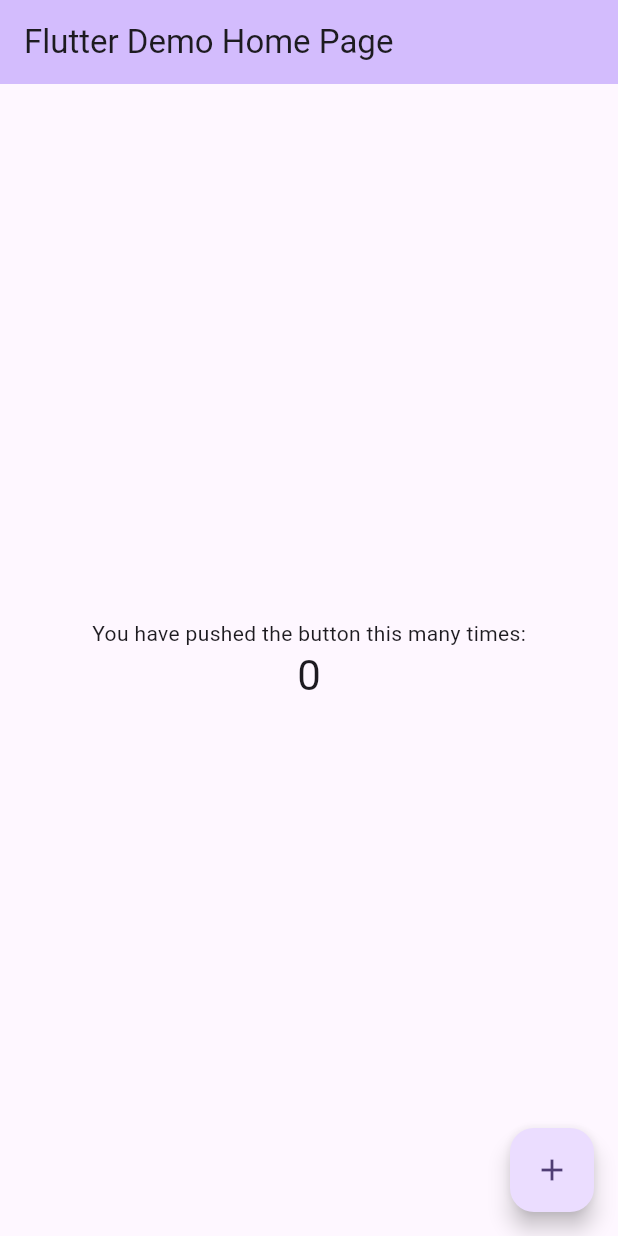
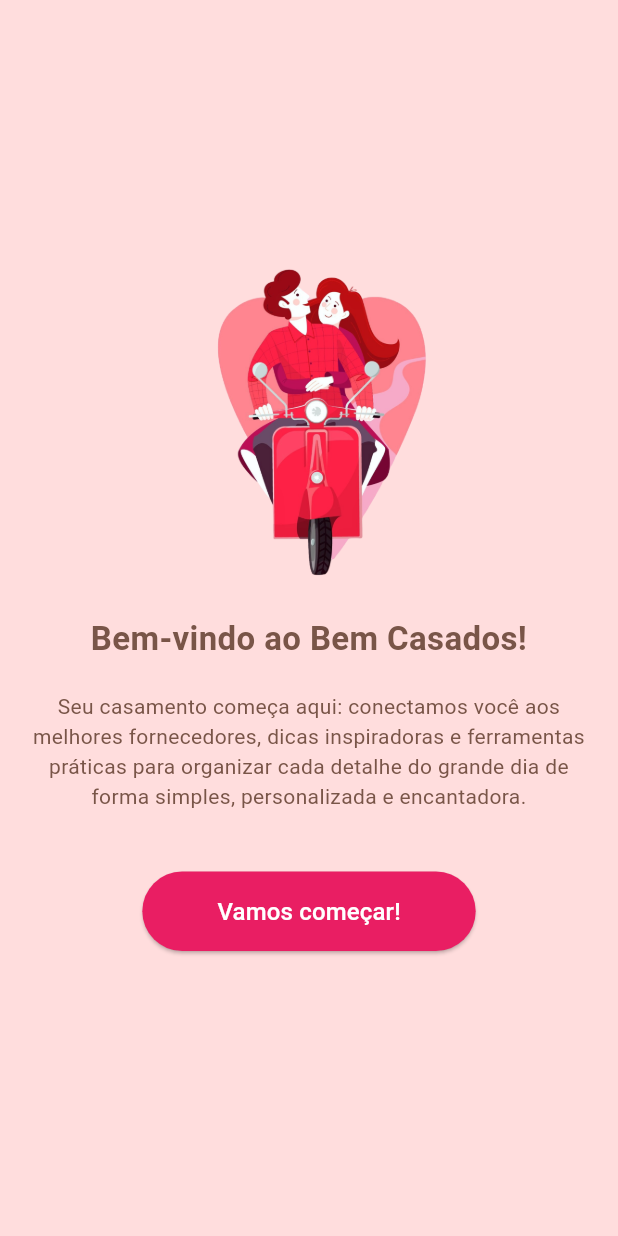
Before and after one commit to luisesales/BemCasados, a Flutter app: the screen it shows after launch, on a phone screen of 412 x 824 dp. Run offline on Flutter 3.47's test engine with Material 3 defaults, Android fonts, the phone set to English and light mode, and no system bars.

Commit message:
Splash incial e Tela de Bem-vindo

```diff
--- a/lib/main.dart
+++ b/lib/main.dart
@@ -1,125 +1,118 @@
 import 'package:flutter/material.dart';
+import 'dart:async';
 
 void main() {
-  runApp(const MyApp());
+  runApp(MyApp());
 }
 
 class MyApp extends StatelessWidget {
-  const MyApp({super.key});
-
-  // This widget is the root of your application.
   @override
   Widget build(BuildContext context) {
     return MaterialApp(
-      title: 'Flutter Demo',
+      title: 'Meu Casório Club',
       theme: ThemeData(
-        // This is the theme of your application.
-        //
-        // TRY THIS: Try running your application with "flutter run". You'll see
-        // the application has a purple toolbar. Then, without quitting the app,
-        // try changing the seedColor in the colorScheme below to Colors.green
-        // and then invoke "hot reload" (save your changes or press the "hot
-        // reload" button in a Flutter-supported IDE, or press "r" if you used
-        // the command line to start the app).
-        //
-        // Notice that the counter didn't reset back to zero; the application
-        // state is not lost during the reload. To reset the state, use hot
-        // restart instead.
-        //
-        // This works for code too, not just values: Most code changes can be
-        // tested with just a hot reload.
-        colorScheme: ColorScheme.fromSeed(seedColor: Colors.deepPurple),
-        useMaterial3: true,
+        primarySwatch: Colors.pink,
       ),
-      home: const MyHomePage(title: 'Flutter Demo Home Page'),
+      home: SplashScreen(),
     );
   }
 }
 
-class MyHomePage extends StatefulWidget {
-  const MyHomePage({super.key, required this.title});
-
-  // This widget is the home page of your application. It is stateful, meaning
-  // that it has a State object (defined below) that contains fields that affect
-  // how it looks.
-
-  // This class is the configuration for the state. It holds the values (in this
-  // case the title) provided by the parent (in this case the App widget) and
-  // used by the build method of the State. Fields in a Widget subclass are
-  // always marked "final".
-
-  final String title;
-
+class SplashScreen extends StatefulWidget {
   @override
-  State<MyHomePage> createState() => _MyHomePageState();
+  _SplashScreenState createState() => _SplashScreenState();
 }
 
-class _MyHomePageState extends State<MyHomePage> {
-  int _counter = 0;
-
-  void _incrementCounter() {
-    setState(() {
-      // This call to setState tells the Flutter framework that something has
-      // changed in this State, which causes it to rerun the build method below
-      // so that the display can reflect the updated values. If we changed
-      // _counter without calling setState(), then the build method would not be
-      // called again, and so nothing would appear to happen.
-      _counter++;
+class _SplashScreenState extends State<SplashScreen> {
+  @override
+  void initState() {
+    super.initState();
+    Timer(Duration(seconds: 3), () {
+      Navigator.of(context).pushReplacement(
+        MaterialPageRoute(
+          builder: (context) => WelcomeScreen(),
+        ),
+      );
     });
   }
 
   @override
   Widget build(BuildContext context) {
-    // This method is rerun every time setState is called, for instance as done
-    // by the _incrementCounter method above.
-    //
-    // The Flutter framework has been optimized to make rerunning build methods
-    // fast, so that you can just rebuild anything that needs updating rather
-    // than having to individually change instances of widgets.
     return Scaffold(
-      appBar: AppBar(
-        // TRY THIS: Try changing the color here to a specific color (to
-        // Colors.amber, perhaps?) and trigger a hot reload to see the AppBar
-        // change color while the other colors stay the same.
-        backgroundColor: Theme.of(context).colorScheme.inversePrimary,
-        // Here we take the value from the MyHomePage object that was created by
-        // the App.build method, and use it to set our appbar title.
-        title: Text(widget.title),
+      backgroundColor:
+          Color(0xFFD51D48), // Atualizei a cor de fundo para #D51D48
+      body: Center(
+        child: Text(
+          'MEU CASÓRIO CLUB\nDeixa com a gente!',
+          textAlign: TextAlign.center,
+          style: TextStyle(
+            fontSize: 20, // Diminuí o tamanho da fonte
+            color: Colors.white,
+            fontWeight: FontWeight.bold,
+          ),
+        ),
       ),
-      body: Center(
-        // Center is a layout widget. It takes a single child and positions it
-        // in the middle of the parent.
+    );
+  }
+}
+
+class WelcomeScreen extends StatelessWidget {
+  @override
+  Widget build(BuildContext context) {
+    return Scaffold(
+      backgroundColor:
+          Color(0xFFFFDDDD), // Atualizei a cor de fundo para #FFDDDD
+      body: Padding(
+        padding: const EdgeInsets.all(16.0),
         child: Column(
-          // Column is also a layout widget. It takes a list of children and
-          // arranges them vertically. By default, it sizes itself to fit its
-          // children horizontally, and tries to be as tall as its parent.
-          //
-          // Column has various properties to control how it sizes itself and
-          // how it positions its children. Here we use mainAxisAlignment to
-          // center the children vertically; the main axis here is the vertical
-          // axis because Columns are vertical (the cross axis would be
-          // horizontal).
-          //
-          // TRY THIS: Invoke "debug painting" (choose the "Toggle Debug Paint"
-          // action in the IDE, or press "p" in the console), to see the
-          // wireframe for each widget.
           mainAxisAlignment: MainAxisAlignment.center,
           children: <Widget>[
-            const Text(
-              'You have pushed the button this many times:',
+            // Adicione a imagem do casal na moto aqui
+            Image.asset(
+              'assets/images/casal_na_moto.png',
+              height: 220, // Aumentei o tamanho da imagem
             ),
+            SizedBox(height: 20),
             Text(
-              '$_counter',
-              style: Theme.of(context).textTheme.headlineMedium,
+              'Bem-vindo ao Bem Casados!',
+              style: TextStyle(
+                fontSize: 22, // Diminuí o tamanho da fonte
+                fontWeight: FontWeight.bold,
+                color: Colors.brown,
+              ),
+              textAlign: TextAlign.center,
             ),
+            SizedBox(height: 20),
+            Text(
+              'Seu casamento começa aqui: conectamos você aos melhores fornecedores, dicas inspiradoras e ferramentas práticas para organizar cada detalhe do grande dia de forma simples, personalizada e encantadora.',
+              style: TextStyle(
+                fontSize: 14, // Diminuí o tamanho da fonte
+                color: Colors.brown,
+              ),
+              textAlign: TextAlign.center,
+            ),
+            SizedBox(height: 40),
+            ElevatedButton(
+              onPressed: () {
+                // Navegar para a tela de introdução
+              },
+              style: ElevatedButton.styleFrom(
+                backgroundColor: Colors.pink, // Cor do botão
+                padding: EdgeInsets.symmetric(horizontal: 50, vertical: 15),
+              ),
+              child: Text(
+                'Vamos começar!',
+                style: TextStyle(
+                  fontSize: 16, // Diminuí o tamanho da fonte
+                  color: Colors.white,
+                ),
+              ),
+            ),
+            SizedBox(height: 20),
+            // Removi os círculos
           ],
         ),
       ),
-      floatingActionButton: FloatingActionButton(
-        onPressed: _incrementCounter,
-        tooltip: 'Increment',
-        child: const Icon(Icons.add),
-      ), // This trailing comma makes auto-formatting nicer for build methods.
     );
   }
 }
--- a/pubspec.yaml
+++ b/pubspec.yaml
@@ -54,6 +54,9 @@ dev_dependencies:
 
 # The following section is specific to Flutter packages.
 flutter:
+  assets:
+    - assets/images/casal_na_moto.png
+
 
   # The following line ensures that the Material Icons font is
   # included with your application, so that you can use the icons in
```
Also changed, not shown: assets/images/casal_na_moto.png (added).
